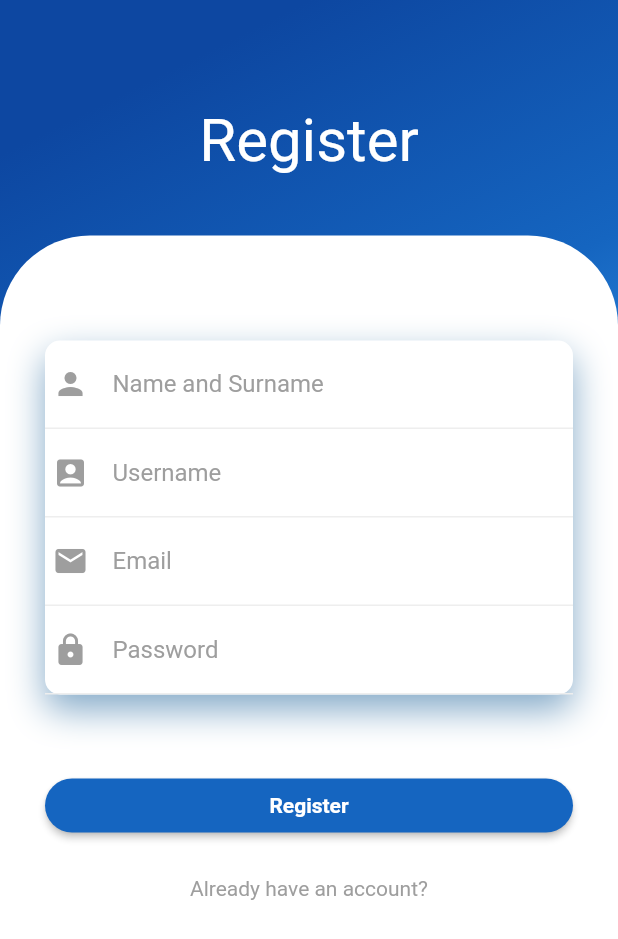
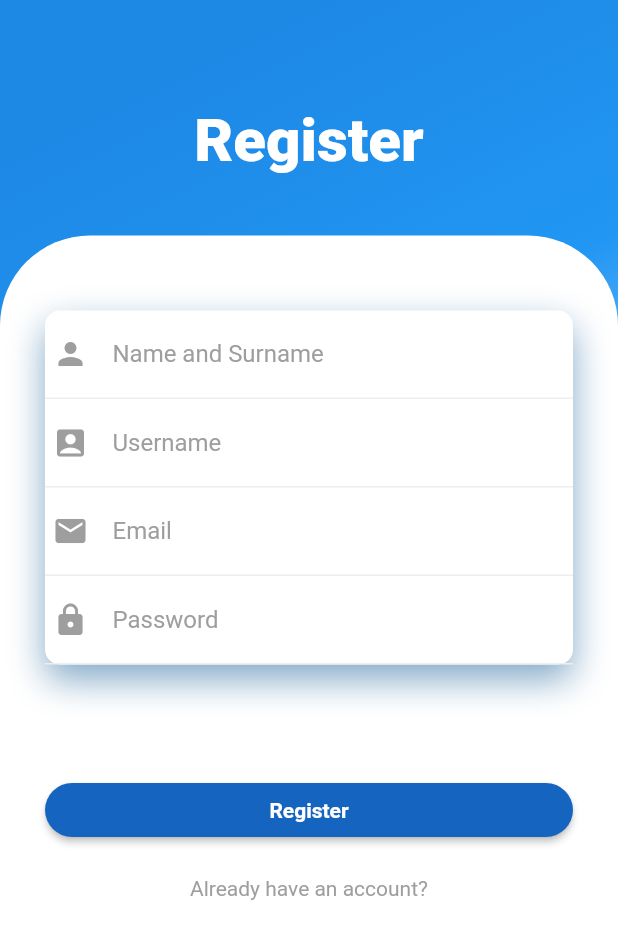
Before and after one commit to merthan6/flutter-mobile-app, a Flutter app: the screen it shows after launch, after a tap on "Sign Up", on a phone screen of 412 x 824 dp. Shown: the top 939 px of the screen. Run offline on Flutter 3.47's test engine with Material 2 defaults, Android fonts, the phone set to English and light mode, and no system bars; network calls fail.

Commit message:
login && register :: Bug fixed

```diff
--- a/lib/pages/login.dart
+++ b/lib/pages/login.dart
@@ -1,6 +1,7 @@
 import 'dart:convert';
 
 import 'package:flutter/material.dart';
+import 'package:flutter/services.dart';
 import 'package:http/http.dart' as http;
 
 String username='';
@@ -19,7 +20,6 @@ class _LoginPageState extends State<LoginPage> {
   @override
   Widget build(BuildContext context) {
     return Scaffold(
-      resizeToAvoidBottomPadding: false,
       body : Container(
         padding: EdgeInsets.symmetric(vertical:0),
         width: double.infinity,
@@ -27,22 +27,22 @@ class _LoginPageState extends State<LoginPage> {
           gradient : LinearGradient(
             begin: Alignment.topCenter,
             colors: [
-              Colors.blue[900],
-              Colors.blue[800],
-              Colors.blue[400]
+              Colors.blue[600],
+              Colors.blue[500],
+              Colors.blue[100]
             ]
           )
         ),
         child: Column(
           children:<Widget>[
-            SizedBox(height : 80,),
+            SizedBox(height : 50,),
             Padding(
               padding: EdgeInsets.all(20),
               child: Column(
                 crossAxisAlignment: CrossAxisAlignment.start,
                 children : <Widget>[
-                  Text("Login",style: TextStyle(color: Colors.white, fontSize : 40),),
-                  SizedBox(height : 20,),
+                  Text("Login",style: TextStyle(color: Colors.white, fontSize : 40.0,fontWeight: FontWeight.w900),),
+                  SizedBox(height : 10,),
                 ]
               ),
             ),
@@ -55,9 +55,10 @@ class _LoginPageState extends State<LoginPage> {
                   ),
                   child: Padding(
                     padding: EdgeInsets.all(30),
+                    child: SingleChildScrollView(
                       child: Column(
                         children : <Widget>[
-                        SizedBox(height:60,),
+                          SizedBox(height:40,),
                           Container(
                             decoration:  BoxDecoration(
                             color: Colors.white,
@@ -105,17 +106,22 @@ class _LoginPageState extends State<LoginPage> {
                               ]
                             ),
                           ),
-                        SizedBox(height:40,),
+                          SizedBox(height:30,),
+                          Text(msg,style: TextStyle(fontSize: 20.0,color: Colors.red),),
+                          SizedBox(height:20,),
                             RaisedButton(
                               onPressed: () {
                                 _login();
                               },
+                              color: Colors.blue[500],
+                              shape: RoundedRectangleBorder(
+                                borderRadius: BorderRadius.circular(10.0),
+                              ),
                               child: Center(
-                            child: Text("Login",style:TextStyle(color: Colors.white,fontWeight :FontWeight.bold),),
+                                child: Text("Login",style:TextStyle(color: Colors.white,fontWeight :FontWeight.bold,),),
                               ),
                             ),
-                        Text(msg,style: TextStyle(fontSize: 20.0,color: Colors.red),),
-                        SizedBox(height:40,),
+                          SizedBox(height:30,),
                           Container(
                             child: InkWell(
                               onTap: () => {
@@ -131,6 +137,7 @@ class _LoginPageState extends State<LoginPage> {
                             ),
                           ),
                         ],
+                      ),
                     ),
                     ),
               )
--- a/lib/pages/register.dart
+++ b/lib/pages/register.dart
@@ -28,9 +28,9 @@ class _RegisterPageState extends State<Register> {
           gradient : LinearGradient(
             begin: Alignment.topCenter,
             colors: [
-              Colors.blue[900],
-              Colors.blue[800],
-              Colors.blue[400]
+              Colors.blue[600],
+              Colors.blue[500],
+              Colors.blue[100]
             ]
           )
         ),
@@ -42,7 +42,7 @@ class _RegisterPageState extends State<Register> {
               child: Column(
                 crossAxisAlignment: CrossAxisAlignment.start,
                 children : <Widget>[
-                  Text("Register",style: TextStyle(color: Colors.white, fontSize : 40),),
+                  Text("Register",style: TextStyle(color: Colors.white, fontSize : 40,fontWeight: FontWeight.w900),),
                   SizedBox(height : 10,),
                 ]
               ),
@@ -59,7 +59,7 @@ class _RegisterPageState extends State<Register> {
                     child: SingleChildScrollView(
                       child: Column(
                         children : <Widget>[
-                          SizedBox(height:40,),
+                          SizedBox(height:20,),
                           Container(
                             decoration:  BoxDecoration(
                             color: Colors.white,
@@ -136,7 +136,9 @@ class _RegisterPageState extends State<Register> {
                               ]
                             ),
                           ),
-                          SizedBox(height:50,),
+                          SizedBox(height:30,),
+                          Text(msg,style: TextStyle(fontSize: 20.0,color: Colors.red),),
+                          SizedBox(height:20,),
                           RaisedButton(
                           onPressed: () {
                             if(email.text.isNotEmpty && password.text.isNotEmpty && name.text.isNotEmpty && usernameC.text.isNotEmpty){
@@ -155,7 +157,7 @@ class _RegisterPageState extends State<Register> {
                             child: Text("Register",style:TextStyle(color: Colors.white,fontWeight :FontWeight.bold),),
                           ),
                         ),
-                        Text(msg,style: TextStyle(fontSize: 20.0,color: Colors.red),),
+                        SizedBox(height: 20.0,),
                         Container(
                           child: InkWell(
                             onTap: () => {
```
Lines whose indentation alone changed are shown as unchanged.
